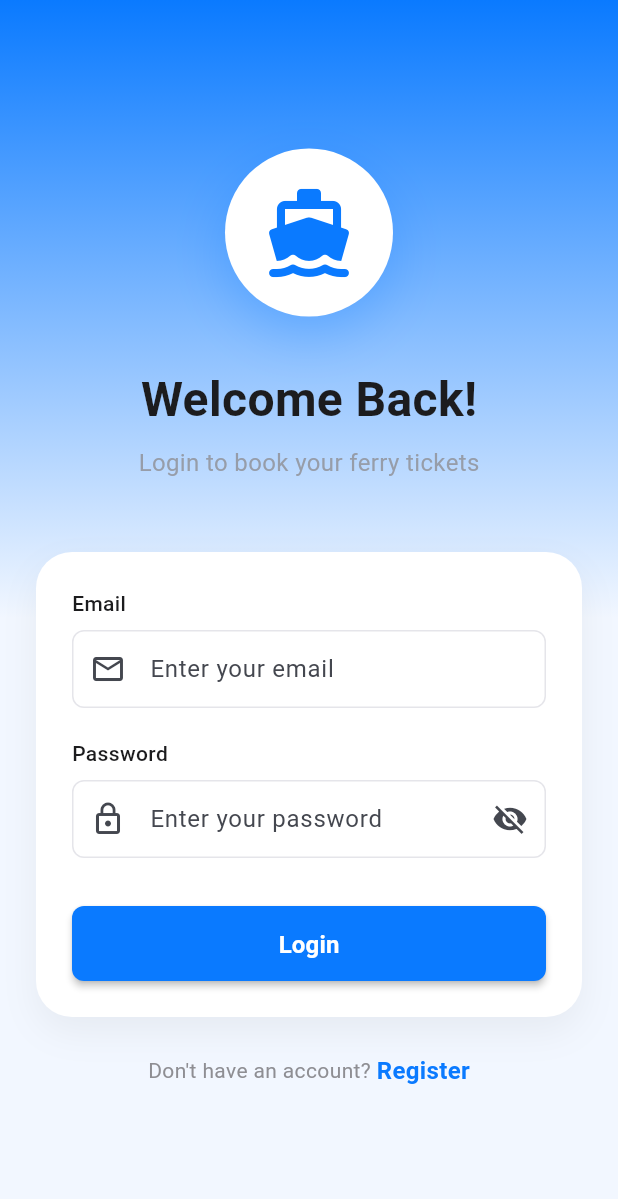
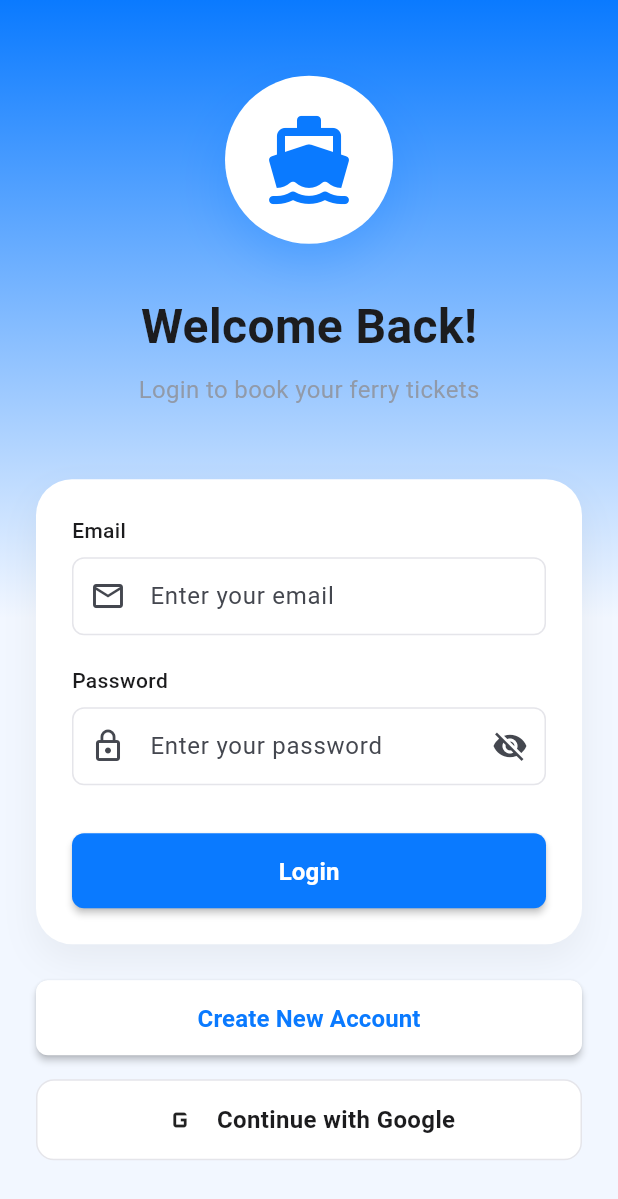
Before and after one commit to aryantuntune/Jetty_Project_Mobileapp, a Flutter app: the screen it shows after launch, on a phone screen of 412 x 824 dp. Shown: the top 1199 px of the screen. Run offline on Flutter 3.47's test engine with Material 3 defaults, Android fonts, the phone set to English and light mode, and no system bars; our stand-ins replace qr_flutter, shared_preferences; accounts and stored records are empty; network calls fail.

Commit message:
Add user registration improvements and profile editing features
- Add prominent 'Create New Account' button on login screen
- Add Google Sign-In placeholder (UI ready, integration pending)
- Add Edit Profile screen with editable fields (first name, last name, mobile)
- Email field is read-only with clear indicator
- Fix booking confirmation delay (reduced from 1s to 500ms)
- Improve profile UI with icons and verified badge
- Add edit button on profile screen

🤖 Generated with [Claude Code](https://claude.com/claude-code)

Co-Authored-By: Claude Sonnet 4.5 <noreply@anthropic.com>

```diff
--- a/lib/screens/login_screen.dart
+++ b/lib/screens/login_screen.dart
@@ -178,32 +178,73 @@ class _LoginScreenState extends State<LoginScreen> {
 
                       const SizedBox(height: 24),
 
-                      // Register link
-                      Row(
-                        mainAxisAlignment: MainAxisAlignment.center,
-                        children: [
-                          const Text(
-                            "Don't have an account? ",
-                            style: TextStyle(color: AppColors.textSecondary),
-                          ),
-                          GestureDetector(
-                            onTap: () {
+                      // Register button
+                      CustomButton(
+                        text: 'Create New Account',
+                        onPressed: () {
                           Navigator.push(
                             context,
                             MaterialPageRoute(
                                 builder: (context) => const RegisterScreen()),
                           );
                         },
-                            child: const Text(
-                              'Register',
+                        color: Colors.white,
+                        textColor: AppColors.primary,
+                      ),
+
+                      const SizedBox(height: 16),
+
+                      // Google Sign In
+                      Container(
+                        decoration: BoxDecoration(
+                          color: Colors.white,
+                          borderRadius: BorderRadius.circular(12),
+                          border: Border.all(color: AppColors.divider),
+                        ),
+                        child: Material(
+                          color: Colors.transparent,
+                          child: InkWell(
+                            borderRadius: BorderRadius.circular(12),
+                            onTap: () async {
+                              setState(() => _isLoading = true);
+                              // Simulate Google Sign In (will implement real Google Auth later)
+                              await Future.delayed(const Duration(seconds: 1));
+                              setState(() => _isLoading = false);
+
+                              if (!mounted) return;
+                              ScaffoldMessenger.of(context).showSnackBar(
+                                const SnackBar(
+                                  content: Text('Google Sign-In will be available soon!'),
+                                  backgroundColor: AppColors.primary,
+                                ),
+                              );
+                            },
+                            child: Padding(
+                              padding: const EdgeInsets.symmetric(vertical: 14, horizontal: 20),
+                              child: Row(
+                                mainAxisAlignment: MainAxisAlignment.center,
+                                children: [
+                                  Image.network(
+                                    'https://www.google.com/favicon.ico',
+                                    width: 20,
+                                    height: 20,
+                                    errorBuilder: (context, error, stackTrace) =>
+                                      const Icon(Icons.g_mobiledata, size: 24),
+                                  ),
+                                  const SizedBox(width: 12),
+                                  const Text(
+                                    'Continue with Google',
                                     style: TextStyle(
-                                color: AppColors.primary,
+                                      fontSize: 16,
                                       fontWeight: FontWeight.w600,
-                                fontSize: 16,
+                                      color: AppColors.textPrimary,
+                                    ),
+                                  ),
+                                ],
                               ),
                             ),
                           ),
-                        ],
+                        ),
                       ),
                     ],
                   ),
--- a/lib/services/booking_service.dart
+++ b/lib/services/booking_service.dart
@@ -82,7 +82,7 @@ class BookingService {
     required List<Map<String, dynamic>> items,
   }) async {
     if (AppConfig.useMockData) {
-      await Future.delayed(const Duration(seconds: 1));
+      await Future.delayed(const Duration(milliseconds: 500));
 
       double totalAmount = 0;
       final itemRates = MockDataService.getMockItemRates();
```
Also changed, not shown: lib/screens/edit_profile_screen.dart (added, +231 -0 lines), lib/screens/profile_screen.dart (+82 -9 lines). Lines whose indentation alone changed are shown as unchanged.
